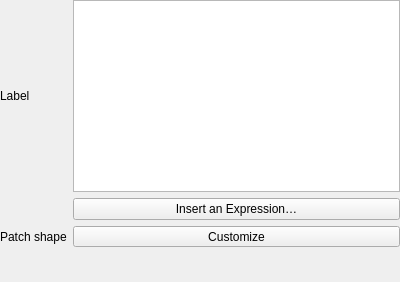
Before: the Qt Designer form src/ui/layout/qgslayoutlegendnodewidgetbase.ui in carsmie/QGIS, drawn with Qt 5.
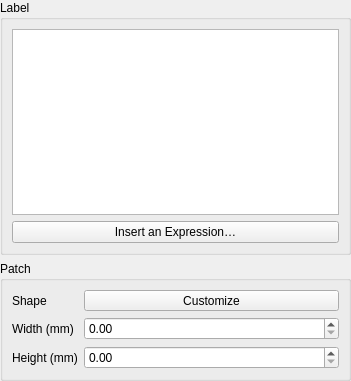
After: the same form once the commit is applied. Custom widgets are drawn as their Qt base class.

Commit message:
[FEATURE] Allow overriding the legend patch size on a per-item basis
Allows users to override the symbol patch size for individual legend
nodes, by double clicking the node

Width and height can be individually overridden, with the node falling
back to the default width or height when the override isn't set.

Sponsored by SLYR

What changed in the file:
```diff
--- a/src/ui/layout/qgslayoutlegendnodewidgetbase.ui
+++ b/src/ui/layout/qgslayoutlegendnodewidgetbase.ui
@@ -6,8 +6,8 @@
    <rect>
     <x>0</x>
     <y>0</y>
-    <width>400</width>
-    <height>282</height>
+    <width>351</width>
+    <height>381</height>
    </rect>
   </property>
   <property name="windowTitle">
@@ -26,17 +26,7 @@
    <property name="bottomMargin">
     <number>0</number>
    </property>
-   <item row="0" column="1">
-    <widget class="QPlainTextEdit" name="mLabelEdit">
-     <property name="minimumSize">
-      <size>
-       <width>0</width>
-       <height>150</height>
-      </size>
-     </property>
-    </widget>
-   </item>
-   <item row="3" column="1">
+   <item row="4" column="1">
     <spacer name="verticalSpacer">
      <property name="orientation">
       <enum>Qt::Vertical</enum>
@@ -49,14 +39,20 @@
      </property>
     </spacer>
    </item>
-   <item row="1" column="1">
-    <widget class="QPushButton" name="mInsertExpressionButton">
+   <item row="2" column="0" colspan="2">
+    <widget class="QGroupBox" name="groupBox">
+     <property name="title">
+      <string>Patch</string>
+     </property>
+     <layout class="QGridLayout" name="gridLayout_2" columnstretch="0,1">
+      <item row="0" column="0">
+       <widget class="QLabel" name="mPatchShapeLabel">
      <property name="text">
-      <string>Insert an Expression…</string>
+         <string>Shape</string>
      </property>
     </widget>
    </item>
-   <item row="2" column="1">
+      <item row="0" column="1">
     <widget class="QgsLegendPatchShapeButton" name="mPatchShapeButton">
      <property name="sizePolicy">
       <sizepolicy hsizetype="Preferred" vsizetype="Preferred">
@@ -69,23 +65,63 @@
      </property>
     </widget>
    </item>
+      <item row="1" column="0">
+       <widget class="QLabel" name="mPatchWidthLabel">
+        <property name="text">
+         <string>Width (mm)</string>
+        </property>
+       </widget>
+      </item>
+      <item row="1" column="1">
+       <widget class="QgsDoubleSpinBox" name="mWidthSpinBox"/>
+      </item>
    <item row="2" column="0">
-    <widget class="QLabel" name="mPatchShapeLabel">
+       <widget class="QLabel" name="mPatchHeightLabel">
      <property name="text">
-      <string>Patch shape</string>
+         <string>Height (mm)</string>
      </property>
     </widget>
    </item>
-   <item row="0" column="0">
-    <widget class="QLabel" name="label">
-     <property name="text">
+      <item row="2" column="1">
+       <widget class="QgsDoubleSpinBox" name="mHeightSpinBox"/>
+      </item>
+     </layout>
+    </widget>
+   </item>
+   <item row="0" column="0" colspan="2">
+    <widget class="QGroupBox" name="groupBox_2">
+     <property name="title">
       <string>Label</string>
      </property>
+     <layout class="QGridLayout" name="gridLayout_3">
+      <item row="0" column="0">
+       <widget class="QPlainTextEdit" name="mLabelEdit">
+        <property name="minimumSize">
+         <size>
+          <width>0</width>
+          <height>150</height>
+         </size>
+        </property>
+       </widget>
+      </item>
+      <item row="1" column="0">
+       <widget class="QPushButton" name="mInsertExpressionButton">
+        <property name="text">
+         <string>Insert an Expression…</string>
+        </property>
+       </widget>
+      </item>
+     </layout>
     </widget>
    </item>
   </layout>
  </widget>
  <customwidgets>
+  <customwidget>
+   <class>QgsDoubleSpinBox</class>
+   <extends>QDoubleSpinBox</extends>
+   <header>qgsdoublespinbox.h</header>
+  </customwidget>
   <customwidget>
    <class>QgsPanelWidget</class>
    <extends>QWidget</extends>
```
Left out of the diff: 7 changed lines with no effect on the pictures. Lines whose indentation alone changed are shown as unchanged. The commit also changes 14 other files.
